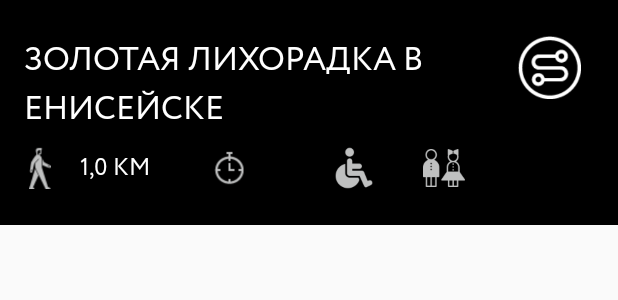
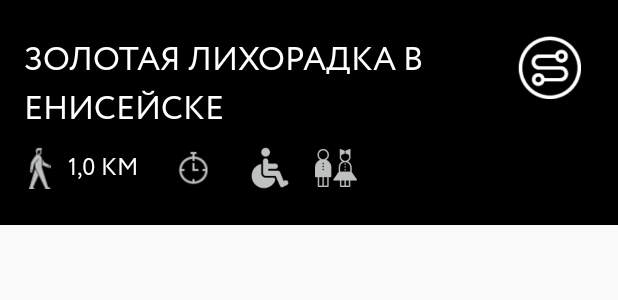
Before and after one commit to Angainor17/ArCoreDemo, an Android app: the layout fragment_route.xml on its own in the app's theme, with its tools: preview values and no code run, on a phone screen of 412 x 824 dp. Shown: the top 300 px of the screen. Run offline under Robolectric (Android 15) with nearby library versions, the phone set to English and light mode, and no system bars.

Commit message:
plurals added, small layout fixes

```diff
--- a/app/src/main/java/com/simferopol/app/ui/routes/routeGeoObjects/vm/GeoObjectVm.kt
+++ b/app/src/main/java/com/simferopol/app/ui/routes/routeGeoObjects/vm/GeoObjectVm.kt
@@ -21,10 +21,10 @@ class GeoObjectVm(geoObject: GeoObject) : ViewModel() {
 
     fun onItemTouch(view: View, motionEvent: MotionEvent): Boolean {
         when (motionEvent.action) {
-            MotionEvent.ACTION_DOWN -> view.alpha = 0.3f
-            MotionEvent.ACTION_CANCEL -> view.alpha = 0f
+            MotionEvent.ACTION_DOWN -> view.isPressed = true
+            MotionEvent.ACTION_CANCEL -> view.isPressed= false
             MotionEvent.ACTION_UP -> {
-                view.alpha = 0f
+                view.isPressed = false
                 onItemClick(view)
             }
         }
--- a/app/src/main/res/layout/fragment_route.xml
+++ b/app/src/main/res/layout/fragment_route.xml
@@ -19,12 +19,11 @@
         <LinearLayout
             android:layout_width="match_parent"
             android:layout_height="match_parent"
-            android:orientation="vertical"
-            >
+            android:orientation="vertical">
 
             <LinearLayout
                 android:layout_width="match_parent"
-                android:layout_height="150dp"
+                android:layout_height="wrap_content"
                 android:orientation="vertical"
 
                 tools:background="@android:color/background_dark">
@@ -37,24 +36,23 @@
                     <ImageView
                         android:id="@+id/previewImage"
                         android:layout_width="match_parent"
-                        android:layout_height="match_parent"
+                        android:layout_height="150dp"
+                        android:alpha="0.3"
                         android:scaleType="centerCrop"
-                        android:alpha="0.3"
 
                         app:layout_constraintEnd_toEndOf="parent"
                         app:layout_constraintTop_toTopOf="parent"
-                        app:loadImage="@{vm.imageUrl}"
-                        />
+                        app:loadImage="@{vm.imageUrl}" />
 
                     <TextView
                         android:id="@+id/titleTv"
-                        android:text="@{vm.name}"
+                        style="@style/RouteTitle"
                         android:layout_width="0dp"
                         android:layout_height="wrap_content"
                         android:layout_marginStart="16dp"
                         android:layout_marginTop="24dp"
                         android:layout_marginEnd="52dp"
-                        style="@style/RouteTitle"
+                        android:text="@{vm.name}"
 
 
                         app:layout_constraintStart_toStartOf="parent"
@@ -68,33 +66,32 @@
 
                         android:layout_width="42dp"
                         android:layout_height="42dp"
+                        android:layout_marginEnd="16dp"
                         android:src="@mipmap/ic_view_route"
-                        android:layout_marginEnd="16dp"
 
-                        app:routeClick="@{vm.name}"
                         app:layout_constraintStart_toEndOf="@+id/titleTv"
-                        app:layout_constraintTop_toTopOf="@+id/titleTv" />
+                        app:layout_constraintTop_toTopOf="@+id/titleTv"
+                        app:routeClick="@{vm.name}" />
 
                     <TextView
                         android:id="@+id/distanceTv"
+                        style="@style/RouteData"
                         android:layout_width="wrap_content"
                         android:layout_height="wrap_content"
-                        android:layout_marginStart="16dp"
+                        android:layout_marginStart="8dp"
                         android:text="@{vm.distance + ` KM`}"
-                        style="@style/RouteData"
 
                         app:layout_constraintBottom_toBottomOf="@+id/distance_icon"
                         app:layout_constraintStart_toEndOf="@+id/distance_icon"
                         app:layout_constraintTop_toTopOf="@+id/distance_icon"
 
-                        tools:text="1,0 КМ"/>
+                        tools:text="1,0 КМ" />
 
                     <TextView
                         android:id="@+id/timeTv"
+                        style="@style/RouteData"
                         android:layout_width="wrap_content"
                         android:layout_height="wrap_content"
-                        android:layout_marginStart="16dp"
-                        style="@style/RouteData"
 
                         app:hourText="@{vm.time}"
                         app:layout_constraintBottom_toBottomOf="@+id/duration_icon"
@@ -119,7 +116,7 @@
 
                         android:layout_width="wrap_content"
                         android:layout_height="28dp"
-                        android:layout_marginStart="32dp"
+                        android:layout_marginStart="16dp"
                         android:src="@mipmap/ic_duration"
 
                         app:layout_constraintBottom_toBottomOf="@+id/distanceTv"
@@ -131,7 +128,7 @@
 
                         android:layout_width="28dp"
                         android:layout_height="28dp"
-                        android:layout_marginStart="32dp"
+                        android:layout_marginStart="16dp"
                         android:src="@drawable/ic_disabled"
 
                         app:layout_constraintBottom_toBottomOf="@+id/distanceTv"
@@ -143,7 +140,7 @@
 
                         android:layout_width="28dp"
                         android:layout_height="28dp"
-                        android:layout_marginStart="32dp"
+                        android:layout_marginStart="16dp"
                         android:src="@drawable/ic_kids"
 
                         app:layout_constraintBottom_toBottomOf="@+id/distanceTv"
@@ -158,8 +155,8 @@
                 android:layout_width="match_parent"
                 android:layout_height="match_parent"
 
-                app:layoutManager="androidx.recyclerview.widget.LinearLayoutManager"
-                app:initGeoObjectsList="@{vm.list}"/>
+                app:initGeoObjectsList="@{vm.list}"
+                app:layoutManager="androidx.recyclerview.widget.LinearLayoutManager" />
 
         </LinearLayout>
     </androidx.core.widget.NestedScrollView>
--- a/app/src/main/res/values/strings.xml
+++ b/app/src/main/res/values/strings.xml
@@ -21,5 +21,15 @@
     <string name="version">Version</string>
     <string name="build">build</string>
     <string name="distance_km">KM</string>
+    <string name="hour">Hour</string>
+    <string name="hours">Hours</string>
+
+    <plurals name="time_hours">
+        <item quantity="one">%s hour</item>
+        <item quantity="other">%s hours</item>
+        <item quantity="few">%s hours</item>
+        <item quantity="many">%s hours</item>
+    </plurals>
+
 
 </resources>
```
Also changed, not shown: app/src/main/java/com/simferopol/app/ui/routes/dataBindings.kt (+5 -3 lines), app/src/main/res/drawable/geoobject_item_background.xml (added, +12 -0 lines), app/src/main/res/layout/geoobject_list_item.xml (+4 -6 lines), app/src/main/res/layout/route_list_item.xml (+15 -15 lines), 1 other file.
